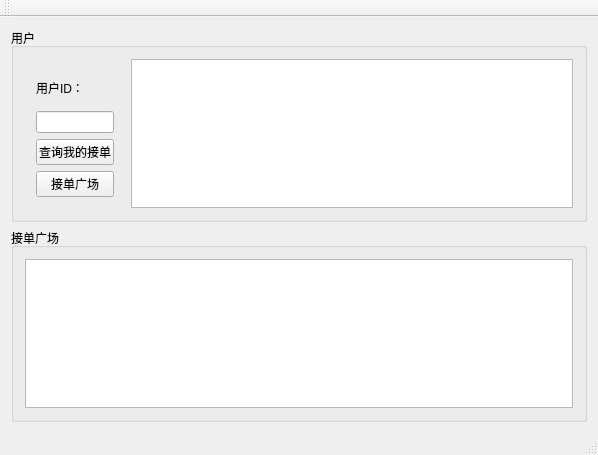
Before: the Qt Designer form mainwindow.ui in gongfpp/RunnerClient, drawn with Qt 5.
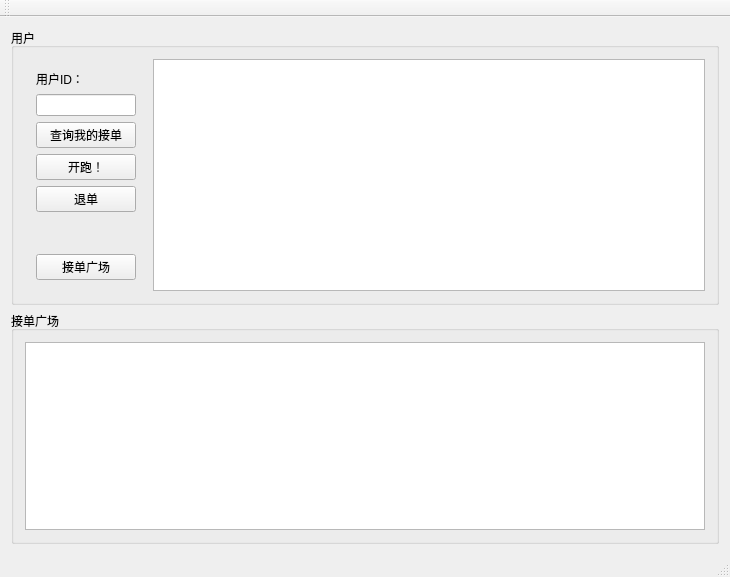
After: the same form once the commit is applied. Icons and pictures are not drawn.

Diff of the .ui file:
```diff
--- a/mainwindow.ui
+++ b/mainwindow.ui
@@ -6,8 +6,8 @@
    <rect>
     <x>0</x>
     <y>0</y>
-    <width>598</width>
-    <height>455</height>
+    <width>730</width>
+    <height>577</height>
    </rect>
   </property>
   <property name="windowTitle">
@@ -23,9 +23,15 @@
       <layout class="QHBoxLayout" name="horizontalLayout">
        <item>
         <widget class="QWidget" name="widget" native="true">
+         <property name="sizePolicy">
+          <sizepolicy hsizetype="Maximum" vsizetype="Preferred">
+           <horstretch>0</horstretch>
+           <verstretch>0</verstretch>
+          </sizepolicy>
+         </property>
          <property name="maximumSize">
           <size>
-           <width>100</width>
+           <width>150</width>
            <height>16777215</height>
           </size>
          </property>
@@ -60,6 +66,33 @@
             </property>
            </widget>
           </item>
+          <item>
+           <widget class="QPushButton" name="takeOrderButton">
+            <property name="text">
+             <string>开跑！</string>
+            </property>
+           </widget>
+          </item>
+          <item>
+           <widget class="QPushButton" name="cancelOrderButton">
+            <property name="text">
+             <string>退单</string>
+            </property>
+           </widget>
+          </item>
+          <item>
+           <spacer name="verticalSpacer">
+            <property name="orientation">
+             <enum>Qt::Vertical</enum>
+            </property>
+            <property name="sizeHint" stdset="0">
+             <size>
+              <width>20</width>
+              <height>40</height>
+             </size>
+            </property>
+           </spacer>
+          </item>
           <item>
            <widget class="QPushButton" name="AllOrderButton">
             <property name="text">
```
Left out of the diff: 10 changed lines with no effect on the pictures.
